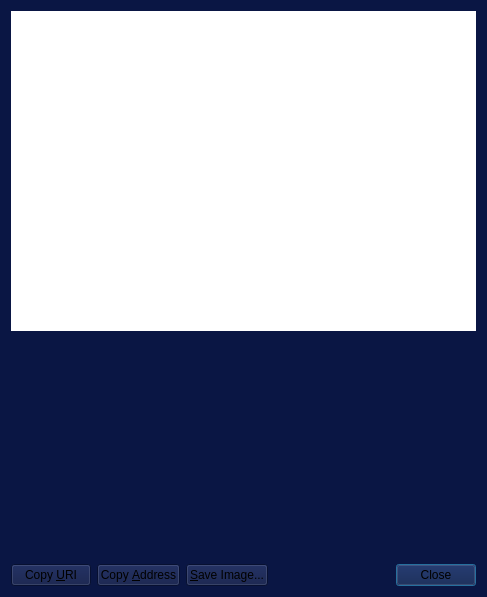
Qt form src/qt/forms/receiverequestdialog.ui (digibyte/digibyte) before a commit.
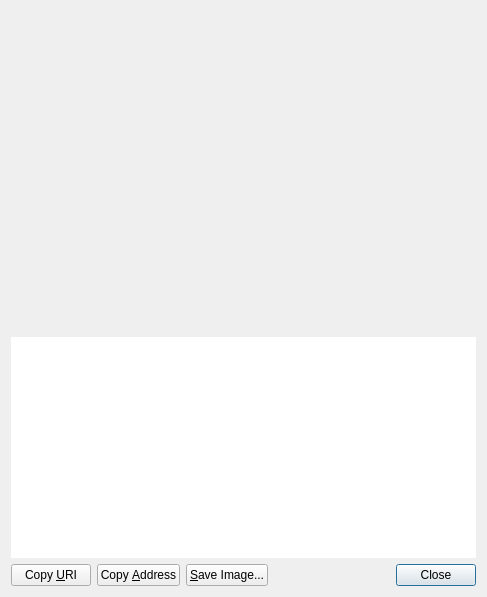
The same form after that commit. Custom widgets are drawn as their Qt base class.

```diff
--- a/src/qt/forms/receiverequestdialog.ui
+++ b/src/qt/forms/receiverequestdialog.ui
@@ -10,9 +10,6 @@
     <height>597</height>
    </rect>
   </property>
-  <property name="styleSheet">
-   <string notr="true">background-color: rgb(10, 22, 68);</string>
-  </property>
   <layout class="QVBoxLayout" name="verticalLayout_3">
    <item>
     <widget class="QRImageWidget" name="lblQRCode">
@@ -31,9 +28,6 @@
      <property name="toolTip">
       <string>QR Code</string>
      </property>
-     <property name="styleSheet">
-      <string notr="true">background-color: rgb(255, 255, 255);</string>
-     </property>
      <property name="textFormat">
       <enum>Qt::PlainText</enum>
      </property>
```
